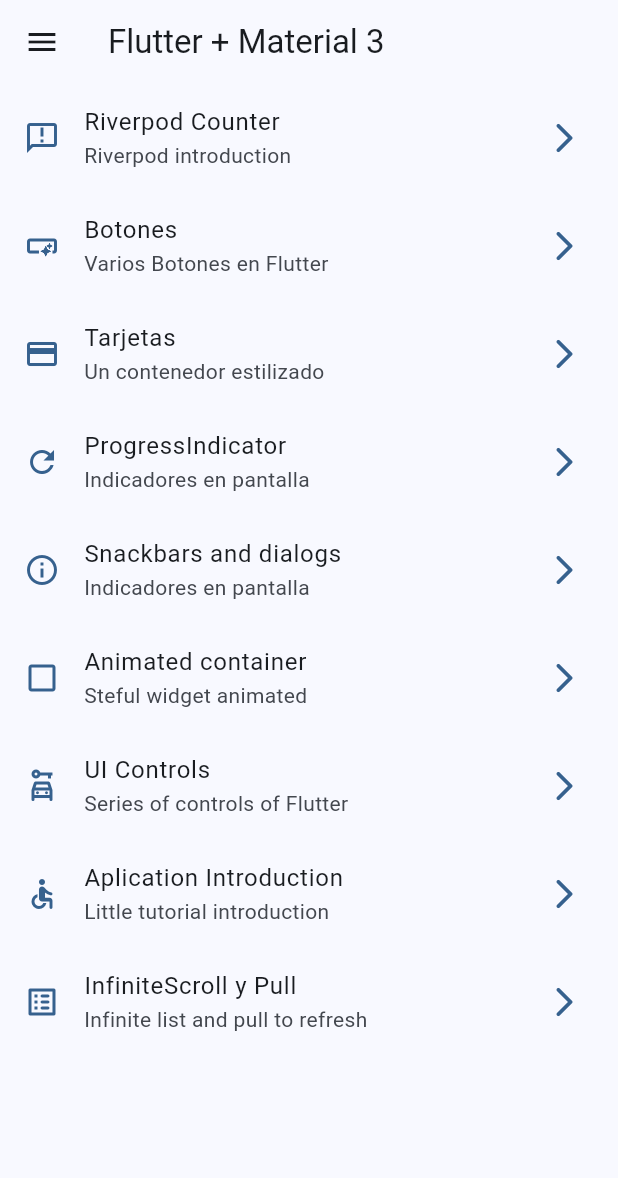
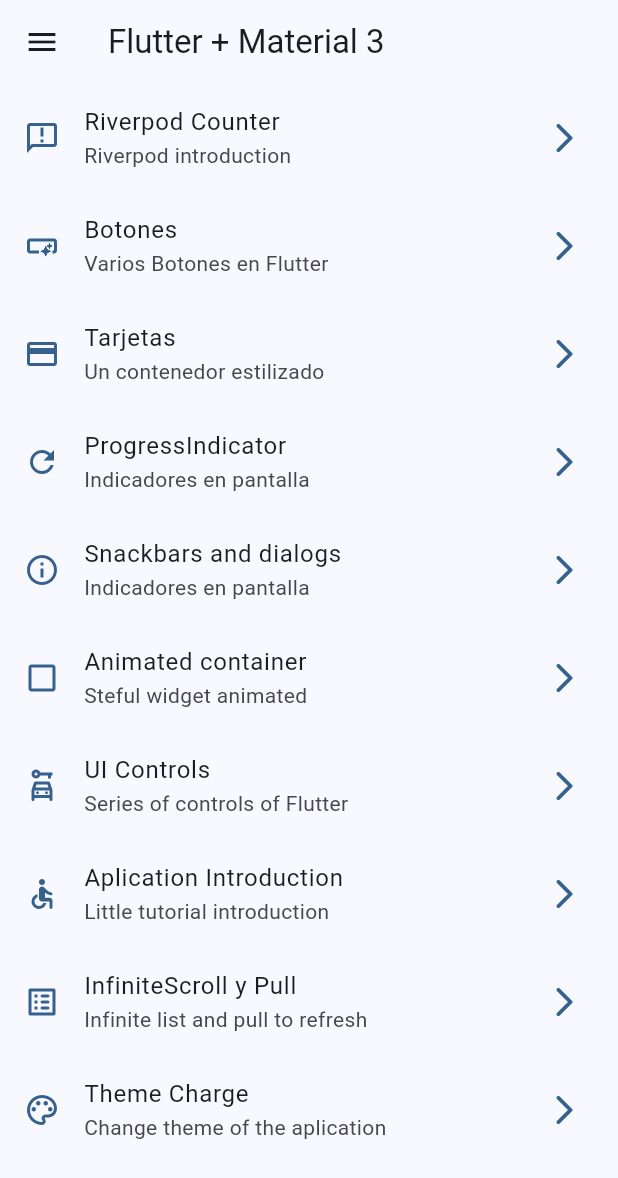
Before and after one commit to alanbarrera03/widgets_app, a Flutter app: the screen it shows after launch, on a phone screen of 412 x 824 dp. Shown: the top 1178 px of the screen. Run offline on Flutter 3.47's test engine with Material 2 defaults, Android fonts, the phone set to English and light mode, and no system bars; our stand-ins replace animate_do, flutter_riverpod, go_router.

Commit message:
theme-riverpod

```diff
--- a/lib/config/menu/menu_items.dart
+++ b/lib/config/menu/menu_items.dart
@@ -75,5 +75,11 @@ class MenuItem{
       link: '/infinite',
       icon: Icons.list_alt_rounded
     ),
+    MenuItem(
+      title: 'Theme Charge',
+      subtitle: 'Change theme of the aplication',
+      link: '/theme-changer',
+      icon: Icons.color_lens_outlined
+    ),
 
   ];
--- a/lib/config/router/app_router.dart
+++ b/lib/config/router/app_router.dart
@@ -57,6 +57,11 @@ final appRouter = GoRouter(
       name: CounterScreen.name,
       builder: ( context, state ) => const CounterScreen()
     ),
+    GoRoute(
+      path: '/theme-changer',
+      name: ThemeChangerScreen.name,
+      builder: ( context, state ) => const ThemeChangerScreen()
+    ),
 
   ],
 
--- a/lib/config/theme/app_theme.dart
+++ b/lib/config/theme/app_theme.dart
@@ -21,10 +21,12 @@ const colorList = <Color>[
 class AppTheme {
 
   final int selectedColor;
+  final bool isDarkMode;
 
   AppTheme({
 
-    this.selectedColor = 0
+    this.selectedColor = 0,
+    this.isDarkMode = false
 
   }) : assert( selectedColor >= 0, 'Selected color must be greater then 0' ),
        assert( selectedColor < colorList.length,
@@ -33,6 +35,7 @@ class AppTheme {
   ThemeData getTheme() => ThemeData(
 
     useMaterial3: true,
+    brightness: isDarkMode ? Brightness.dark : Brightness.light,
     colorSchemeSeed: colorList[ selectedColor ],
     appBarTheme: const AppBarTheme(
 
--- a/lib/main.dart
+++ b/lib/main.dart
@@ -2,6 +2,7 @@ import 'package:flutter/material.dart';
 import 'package:flutter_riverpod/flutter_riverpod.dart';
 import 'package:widgets_app/config/router/app_router.dart';
 import 'package:widgets_app/config/theme/app_theme.dart';
+import 'package:widgets_app/presentation/providers/theme.provider.dart';
 
 void main() {
   runApp(
@@ -11,16 +12,20 @@ void main() {
   );
 }
 
-class MainApp extends StatelessWidget {
+class MainApp extends ConsumerWidget {
   const MainApp({super.key});
 
   @override
-  Widget build(BuildContext context) {
+  Widget build( BuildContext context, ref ) {
+
+    final bool isDarkMode =  ref.watch( isDarkModeProvider );
+    final int selectedColor = ref.watch( selectedColorProvider );
+
     return MaterialApp.router(
       title: 'Flutter Widgets',
       routerConfig: appRouter,
       debugShowCheckedModeBanner: false,
-      theme: AppTheme( selectedColor: 0 ).getTheme(),
+      theme: AppTheme( selectedColor: selectedColor, isDarkMode: isDarkMode ).getTheme(),
     );
   }
 }
--- a/lib/presentation/providers/theme.provider.dart
+++ b/lib/presentation/providers/theme.provider.dart
@@ -1,3 +1,11 @@
 import 'package:flutter_riverpod/flutter_riverpod.dart';
+import 'package:widgets_app/config/theme/app_theme.dart';
 
+// Estado => isDarkModeProvider = boolean
 final isDarkModeProvider = StateProvider( ( ref ) => false );
+
+// Simple int
+final selectedColorProvider = StateProvider( ( ref ) => 0 );
+
+//Listado de colores inmutable
+final colorListProvider = Provider((ref) => colorList);
--- a/lib/presentation/screens/screens.dart
+++ b/lib/presentation/screens/screens.dart
@@ -1,3 +1,4 @@
+
 export 'package:widgets_app/presentation/screens/animated/animated_screen.dart';
 export 'package:widgets_app/presentation/screens/app_tutoria/app_tutorial_screen.dart';
 export 'package:widgets_app/presentation/screens/buttons/buttons_screen.dart';
@@ -6,4 +7,5 @@ export 'package:widgets_app/presentation/screens/home/home_screen.dart';
 export 'package:widgets_app/presentation/screens/infinite_scroll/infinite_scroll_screen.dart';
 export 'package:widgets_app/presentation/screens/progress/progress_screen.dart';
 export 'package:widgets_app/presentation/screens/snackbar/snackbar_screen.dart';
+export 'package:widgets_app/presentation/screens/theme_changer/theme_changer_screen.dart';
 export 'package:widgets_app/presentation/screens/ui_controls/ui_controls_screen.dart';
```
Also changed, not shown: lib/presentation/screens/theme_changer/theme_changer_screen.dart (added, +71 -0 lines).
